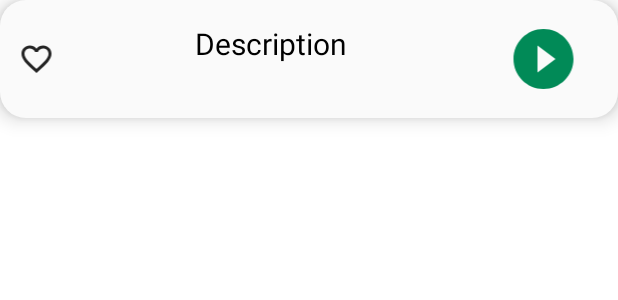
After one commit to marlonga/Campus-Positioning-System, an Android app: the layout room_list_room_quick_dial.xml on its own in the app's theme, with its tools: preview values and no code run, on a phone screen of 412 x 824 dp. The commit adds this screen. Shown: the top 300 px of the screen. Run offline under Robolectric (Android 15) with nearby library versions, the phone set to English and light mode, and no system bars.

Commit message:
Added the logic of QickDial. Now possible to save rooms in the quickDialRoomNameList.xml which will show up in the quickdial.

```diff
--- a/app/src/main/java/com/example/campus_positioning_system/Activitys/FavoritesActivity.java
+++ b/app/src/main/java/com/example/campus_positioning_system/Activitys/FavoritesActivity.java
@@ -47,7 +47,6 @@ public class FavoritesActivity extends AppCompatActivity {
         list.setAdapter(listadapter);
 
         listadapter.updateTreeNodes(RoomListConverter.getFavoritesAsNodes());
-
         //RoomListConverter.printList(this);
 
     }
--- a/app/src/main/java/com/example/campus_positioning_system/Activitys/MainActivity.java
+++ b/app/src/main/java/com/example/campus_positioning_system/Activitys/MainActivity.java
@@ -35,10 +35,13 @@ import android.widget.Toast;
 // Room Database
 import androidx.fragment.app.FragmentManager;
 
+import com.amrdeveloper.treeview.TreeNode;
 import com.example.campus_positioning_system.Database.AppDatabase;
 import com.example.campus_positioning_system.Database.NNObjectDao;
 import com.example.campus_positioning_system.LocationNavigation.LocationFakerThread;
 import com.example.campus_positioning_system.R;
+import com.example.campus_positioning_system.RoomList.RoomItem;
+import com.example.campus_positioning_system.RoomList.RoomListConverter;
 import com.google.android.material.bottomnavigation.BottomNavigationView;
 import com.google.android.material.navigation.NavigationBarView;
 
@@ -87,6 +90,16 @@ public class MainActivity extends AppCompatActivity implements SensorEventListen
         //LocationFakerThread
         //new LocationFakerThread().start();
         //----------------------------------------------------------------------------
+
+        //hier kommen die Schnellwahl hin also adden der nodes.
+        /*
+        RoomItem item = new RoomItem("A3.01", "bib","37/61/1");
+        TreeNode tnode = new TreeNode(item,R.id.room_list_quick_layout);
+        if(tnode != null) {
+            RoomListConverter.addQuickDial(tnode);
+        }
+
+         */
 
         System.out.println("On Create Main Activity");
         super.onCreate(savedInstanceState);
--- /dev/null
+++ b/app/src/main/res/layout/room_list_room_quick_dial.xml
@@ -0,0 +1,58 @@
+<?xml version="1.0" encoding="utf-8"?>
+<LinearLayout xmlns:android="http://schemas.android.com/apk/res/android"
+    android:id="@+id/room_list_quick_layout"
+    android:layout_width="match_parent"
+    android:layout_height="wrap_content"
+    android:layout_marginBottom="3dp"
+    android:background="@drawable/bottom_nav_corners_primary_grey"
+    android:elevation="8dp"
+    android:paddingTop="15dp"
+    android:paddingBottom="15dp">
+
+
+    <ImageView
+        android:id="@+id/list_icon"
+        android:layout_width="24dp"
+        android:layout_height="24dp"
+        android:layout_gravity="center"
+        android:layout_weight="0.1"
+        android:src="@drawable/ic_baseline_favorite_border_24" />
+
+    <LinearLayout
+        android:layout_width="140dp"
+        android:layout_height="wrap_content"
+        android:layout_weight="0.5"
+        android:orientation="vertical">
+
+        <TextView
+            android:id="@+id/room_item_name"
+            android:layout_width="wrap_content"
+            android:layout_height="match_parent"
+            android:layout_gravity="center"
+            android:layout_weight="0.5"
+            android:gravity="center"
+            android:text="Description"
+            android:textColor="@color/black"
+            android:textSize="20sp" />
+
+        <TextView
+            android:id="@+id/room_item_alias"
+            android:layout_width="wrap_content"
+            android:layout_height="wrap_content"
+            android:layout_gravity="center"
+            android:layout_weight="0.5"
+            android:gravity="center"
+            android:textColor="#797979"
+            android:textSize="14sp"
+            android:textStyle="italic" />
+    </LinearLayout>
+
+
+    <ImageView
+        android:id="@+id/item_start_icon"
+        android:layout_width="24dp"
+        android:layout_height="48dp"
+        android:layout_weight="0.3"
+        android:src="@drawable/ic_baseline_play_circle_filled_24" />
+
+</LinearLayout>
```
Also changed, not shown: app/src/main/assets/quickDialRoomNameList.xml (added, +23 -0 lines), app/src/main/java/com/example/campus_positioning_system/Activitys/QuickDialActivity.java (+37 -5 lines), app/src/main/java/com/example/campus_positioning_system/Fragments/QuickDialFragment.java (+54 -4 lines), app/src/main/java/com/example/campus_positioning_system/RoomList/RoomListConverter.java (+73 -13 lines), app/src/main/java/com/example/campus_positioning_system/RoomList/RoomListViewHolderRoom.java (+10 -1 lines), app/src/main/res/layout/fragment_quick_dial_list.xml (added, +14 -0 lines), 1 other file.
